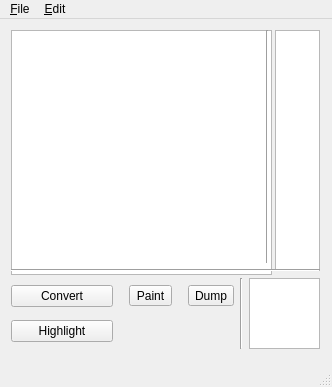
Before: the Qt Designer form BGTool/mainwindow.ui in renatolond/DsTools, drawn with Qt 5.
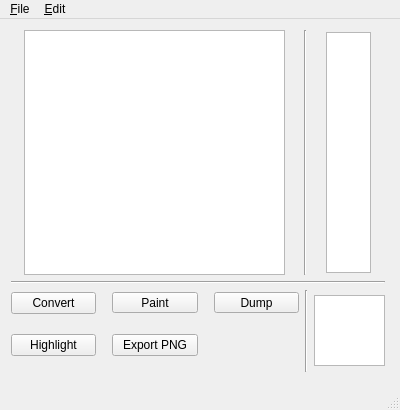
After: the same form once the commit is applied. Custom widgets are drawn as their Qt base class.

The edit to the form file:
```diff
--- a/BGTool/mainwindow.ui
+++ b/BGTool/mainwindow.ui
@@ -6,8 +6,8 @@
    <rect>
     <x>0</x>
     <y>0</y>
-    <width>332</width>
-    <height>387</height>
+    <width>400</width>
+    <height>410</height>
    </rect>
   </property>
   <property name="sizePolicy">
@@ -16,18 +16,6 @@
     <verstretch>0</verstretch>
    </sizepolicy>
   </property>
-  <property name="minimumSize">
-   <size>
-    <width>332</width>
-    <height>387</height>
-   </size>
-  </property>
-  <property name="maximumSize">
-   <size>
-    <width>332</width>
-    <height>387</height>
-   </size>
-  </property>
   <property name="windowTitle">
    <string>MainWindow</string>
   </property>
@@ -35,13 +23,13 @@
    <locale language="English" country="UnitedStates"/>
   </property>
   <widget class="QWidget" name="centralWidget">
-   <widget class="QWidget" name="">
+   <widget class="QWidget" name="layoutWidget">
     <property name="geometry">
      <rect>
       <x>0</x>
       <y>0</y>
-      <width>331</width>
-      <height>341</height>
+      <width>396</width>
+      <height>364</height>
      </rect>
     </property>
     <layout class="QVBoxLayout" name="verticalLayout">
@@ -129,21 +117,11 @@
            <property name="sizeHint" stdset="0">
             <size>
              <width>10</width>
-             <height>20</height>
+             <height>26</height>
             </size>
            </property>
           </spacer>
          </item>
-         <item row="0" column="2">
-          <widget class="QToolButton" name="btPaint">
-           <property name="text">
-            <string>Paint</string>
-           </property>
-           <property name="checkable">
-            <bool>true</bool>
-           </property>
-          </widget>
-         </item>
          <item row="0" column="3">
           <spacer name="horizontalSpacer_2">
            <property name="orientation">
@@ -155,25 +133,115 @@
            <property name="sizeHint" stdset="0">
             <size>
              <width>10</width>
-             <height>20</height>
+             <height>26</height>
             </size>
            </property>
           </spacer>
          </item>
          <item row="0" column="4">
           <widget class="QToolButton" name="btDump">
+           <property name="sizePolicy">
+            <sizepolicy hsizetype="Minimum" vsizetype="Fixed">
+             <horstretch>0</horstretch>
+             <verstretch>0</verstretch>
+            </sizepolicy>
+           </property>
            <property name="text">
             <string>Dump</string>
            </property>
           </widget>
          </item>
-         <item row="1" column="0">
+         <item row="2" column="0">
           <widget class="QPushButton" name="btHighlight">
            <property name="text">
             <string>Highlight</string>
            </property>
           </widget>
          </item>
+         <item row="0" column="2">
+          <widget class="QToolButton" name="btPaint">
+           <property name="sizePolicy">
+            <sizepolicy hsizetype="Minimum" vsizetype="Fixed">
+             <horstretch>0</horstretch>
+             <verstretch>0</verstretch>
+            </sizepolicy>
+           </property>
+           <property name="text">
+            <string>Paint</string>
+           </property>
+           <property name="checkable">
+            <bool>true</bool>
+           </property>
+          </widget>
+         </item>
+         <item row="2" column="2">
+          <widget class="QPushButton" name="btExportPng">
+           <property name="text">
+            <string>Export PNG</string>
+           </property>
+          </widget>
+         </item>
+         <item row="1" column="2">
+          <spacer name="verticalSpacer">
+           <property name="orientation">
+            <enum>Qt::Vertical</enum>
+           </property>
+           <property name="sizeType">
+            <enum>QSizePolicy::Minimum</enum>
+           </property>
+           <property name="sizeHint" stdset="0">
+            <size>
+             <width>20</width>
+             <height>10</height>
+            </size>
+           </property>
+          </spacer>
+         </item>
+         <item row="2" column="3">
+          <spacer name="horizontalSpacer_3">
+           <property name="orientation">
+            <enum>Qt::Horizontal</enum>
+           </property>
+           <property name="sizeType">
+            <enum>QSizePolicy::Minimum</enum>
+           </property>
+           <property name="sizeHint" stdset="0">
+            <size>
+             <width>10</width>
+             <height>26</height>
+            </size>
+           </property>
+          </spacer>
+         </item>
+         <item row="2" column="1">
+          <spacer name="horizontalSpacer_4">
+           <property name="orientation">
+            <enum>Qt::Horizontal</enum>
+           </property>
+           <property name="sizeType">
+            <enum>QSizePolicy::Minimum</enum>
+           </property>
+           <property name="sizeHint" stdset="0">
+            <size>
+             <width>10</width>
+             <height>26</height>
+            </size>
+           </property>
+          </spacer>
+         </item>
+         <item row="3" column="2">
+          <spacer name="verticalSpacer_2">
+           <property name="orientation">
+            <enum>Qt::Vertical</enum>
+           </property>
+           <property name="sizeHint" stdset="0">
+            <size>
+             <width>10</width>
+             <height>26</height>
+            </size>
+           </property>
+          </spacer>
+         </item>
         </layout>
        </item>
        <item>
@@ -203,13 +271,15 @@
      </item>
     </layout>
    </widget>
+   <zorder>layoutWidget</zorder>
+   <zorder></zorder>
   </widget>
   <widget class="QMenuBar" name="menuBar">
    <property name="geometry">
     <rect>
      <x>0</x>
      <y>0</y>
-     <width>332</width>
+     <width>400</width>
      <height>23</height>
     </rect>
    </property>
```
